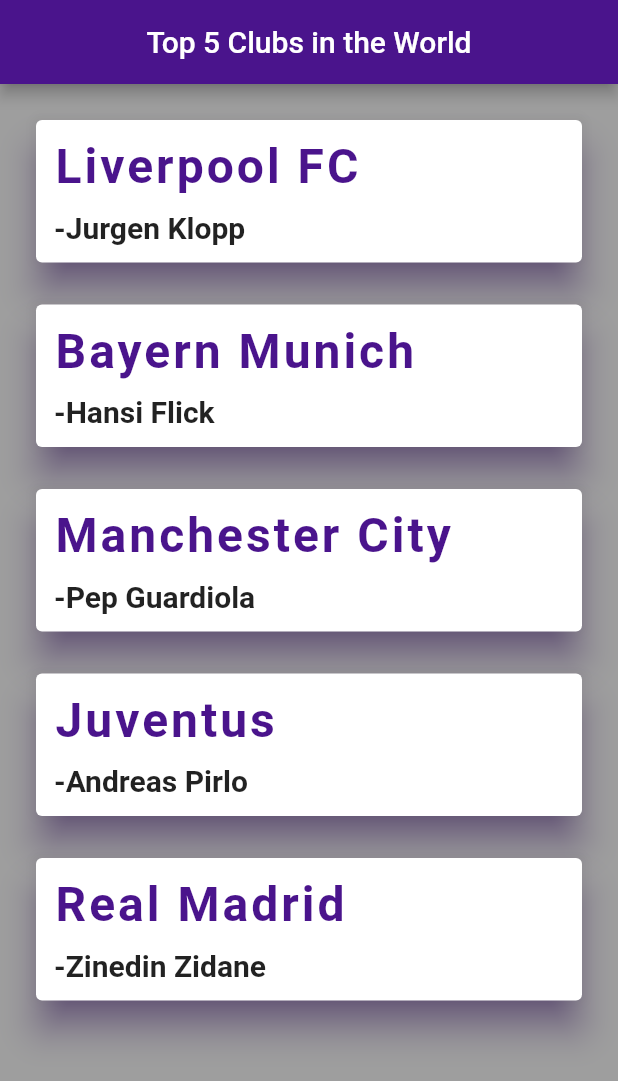
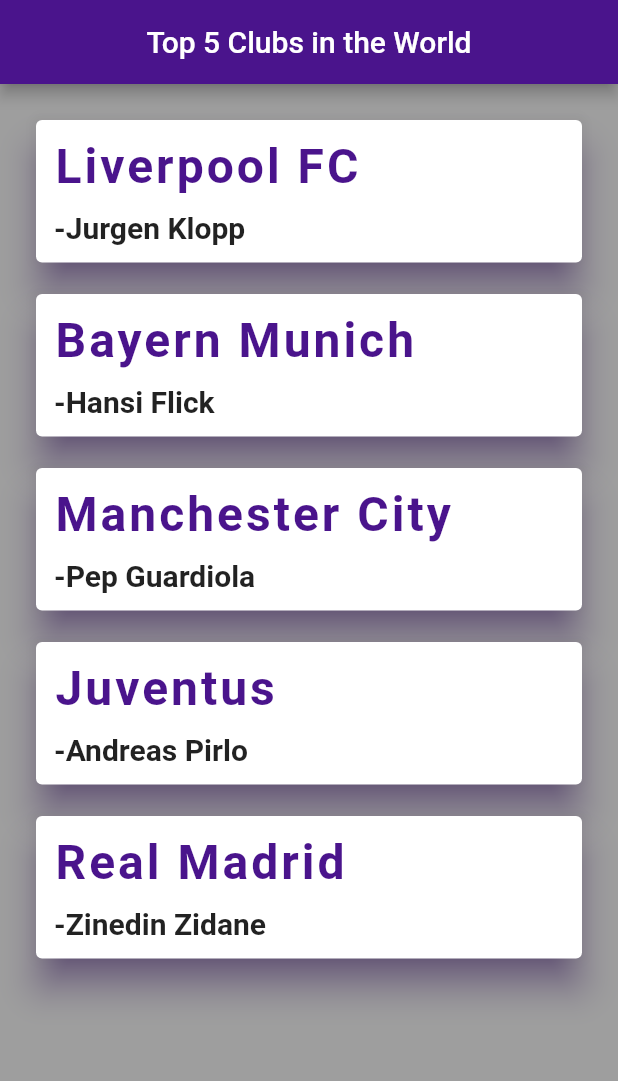
Before and after one commit to musrah13/my_first_flutter_app, a Flutter app: the screen it shows after launch, on a phone screen of 412 x 824 dp. Shown: the top 1081 px of the screen. Run offline on Flutter 3.47's test engine with Material 2 defaults, Android fonts, the phone set to English and light mode, and no system bars.

Commit message:
cards learned

```diff
--- a/lib/main.dart
+++ b/lib/main.dart
@@ -10,7 +10,7 @@
 class Clubs extends StatelessWidget {
   Widget generateCard(FootballClub fc){
     return Container(
-      margin: EdgeInsets.fromLTRB(0, 0, 0, 20),
+      margin: EdgeInsets.fromLTRB(0, 0, 0, 13),
       child: Card(
         shadowColor: Colors.purple[900],
         elevation: 10,
```
